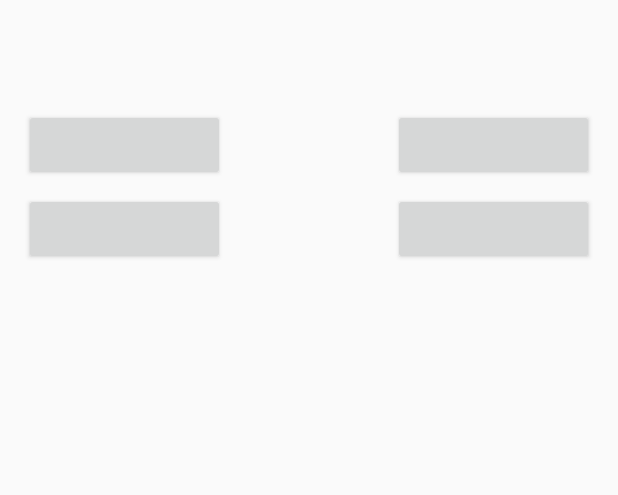
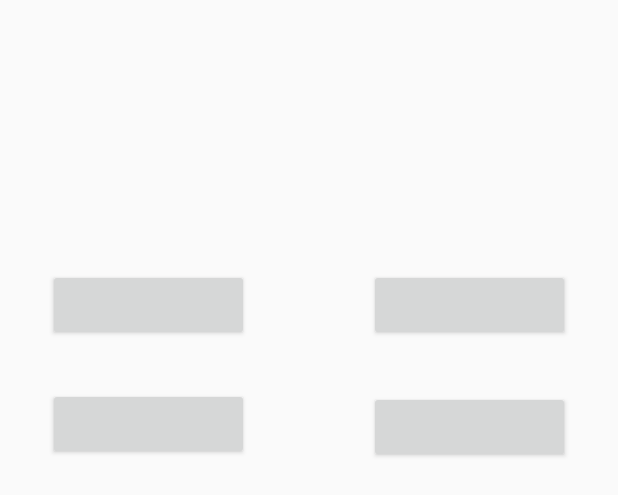
Before and after one commit to gangrave88/TestConstructor, an Android app: the layout test.xml on its own in the app's theme, with its tools: preview values and no code run, on a phone screen of 412 x 824 dp. Shown: the top 495 px of the screen. Run offline under Robolectric (Android 15) with nearby library versions, the phone set to English and light mode, and no system bars.

Commit message:
added BeginTest.class

```diff
--- a/app/src/main/AndroidManifest.xml
+++ b/app/src/main/AndroidManifest.xml
@@ -35,6 +35,11 @@
                 <action android:name="android.intent.action.MAIN"/>
             </intent-filter>
         </activity>
+        <activity android:name=".BeginTest">
+            <intent-filter>
+                <action android:name="android.intent.action.MAIN"/>
+            </intent-filter>
+        </activity>
     </application>
 
 </manifest>
--- /dev/null
+++ b/app/src/main/java/com/gangrave88/testconstructor/BeginTest.java
@@ -0,0 +1,25 @@
+package com.gangrave88.testconstructor;
+
+import android.app.Activity;
+import android.content.Intent;
+import android.os.Bundle;
+
+import butterknife.ButterKnife;
+import io.realm.Realm;
+
+
+public class BeginTest extends Activity {
+    @Override
+    protected void onCreate(Bundle savedInstanceState) {
+        super.onCreate(savedInstanceState);
+
+        setContentView(R.layout.list_new_question);
+
+        ButterKnife.bind(this);
+
+        Realm.init(this);
+
+        Intent intent = getIntent();
+        String name = intent.getStringExtra("name");
+    }
+}
--- a/app/src/main/java/com/gangrave88/testconstructor/ListTests.java
+++ b/app/src/main/java/com/gangrave88/testconstructor/ListTests.java
@@ -1,7 +1,10 @@
 package com.gangrave88.testconstructor;
 
 import android.app.Activity;
+import android.content.Intent;
 import android.os.Bundle;
+import android.view.View;
+import android.widget.AdapterView;
 import android.widget.ListView;
 import android.widget.Toast;
 
@@ -12,6 +15,8 @@ import io.realm.Realm;
 import io.realm.RealmResults;
 
 public class ListTests extends Activity {
+
+    RealmResults<Test> tests;
 
     @BindView(R.id.list_tests_1)
     ListView listTests;
@@ -29,9 +34,21 @@ public class ListTests extends Activity {
 
     private void updateList(){
         Realm realm = Realm.getDefaultInstance();
-        RealmResults<Test> tests = realm.where(Test.class).findAll();
+        tests = realm.where(Test.class).findAll();
         TestAdapterList testAdapterList = new TestAdapterList(this,tests);
         listTests.setAdapter(testAdapterList);
+
+        listTests.setOnItemClickListener(new AdapterView.OnItemClickListener() {
+            @Override
+            public void onItemClick(AdapterView<?> adapterView, View view, int position, long l) {
+                Test test = tests.get(position);
+
+                Intent intent = new Intent(ListTests.this, BeginTest.class);
+                intent.putExtra("name",test.getName());
+                intent.putExtra("diff",test.getDifficult());
+                startActivity(intent);
+            }
+        });
     }
 
 //    @OnItemClick(R.id.list_test)
--- a/app/src/main/java/com/gangrave88/testconstructor/MainActivity.java
+++ b/app/src/main/java/com/gangrave88/testconstructor/MainActivity.java
@@ -3,17 +3,12 @@ package com.gangrave88.testconstructor;
 import android.content.Intent;
 import android.support.v7.app.AppCompatActivity;
 import android.os.Bundle;
-import android.util.Log;
-import android.widget.Button;
 import android.widget.Toast;
-
-import java.io.FileNotFoundException;
 
 import butterknife.ButterKnife;
 import butterknife.OnClick;
 import io.realm.Realm;
 import io.realm.RealmConfiguration;
-import io.realm.RealmQuery;
 import io.realm.RealmResults;
 
 public class MainActivity extends AppCompatActivity {
--- a/app/src/main/res/layout/test.xml
+++ b/app/src/main/res/layout/test.xml
@@ -7,58 +7,67 @@
     android:layout_height="match_parent">
 
     <TextView
-        android:layout_width="368dp"
+        android:layout_width="0dp"
         android:layout_height="wrap_content"
         android:id="@+id/question"
         android:textAlignment="center"
         android:textStyle="normal|bold"
         android:textSize="36sp"
+        tools:layout_constraintTop_creator="1"
+        tools:layout_constraintRight_creator="1"
+        android:layout_marginStart="8dp"
+        android:layout_marginEnd="8dp"
+        app:layout_constraintRight_toRightOf="parent"
         android:layout_marginTop="16dp"
+        tools:layout_constraintLeft_creator="1"
+        app:layout_constraintLeft_toLeftOf="parent"
         app:layout_constraintTop_toTopOf="parent"
-        android:layout_marginStart="16dp"
-        app:layout_constraintLeft_toLeftOf="parent"
-        android:layout_marginLeft="16dp"
-        android:layout_marginEnd="16dp"
-        app:layout_constraintRight_toRightOf="parent"
-        android:layout_marginRight="16dp" />
+        android:layout_marginLeft="8dp"
+        android:layout_marginRight="8dp" />
 
     <Button
         android:layout_width="134dp"
         android:layout_height="wrap_content"
         android:id="@+id/button"
-        android:layout_marginStart="16dp"
+        tools:layout_constraintTop_creator="1"
+        android:layout_marginStart="32dp"
+        android:layout_marginTop="179dp"
+        tools:layout_constraintLeft_creator="1"
         app:layout_constraintLeft_toLeftOf="parent"
-        android:layout_marginLeft="16dp"
-        android:layout_marginTop="8dp"
-        app:layout_constraintTop_toBottomOf="@+id/question" />
+        app:layout_constraintTop_toTopOf="parent"
+        android:layout_marginLeft="32dp" />
 
     <Button
         android:layout_width="134dp"
         android:layout_height="wrap_content"
         android:id="@+id/button2"
-        android:layout_marginEnd="16dp"
+        android:layout_marginTop="179dp"
+        app:layout_constraintTop_toTopOf="parent"
+        android:layout_marginEnd="32dp"
         app:layout_constraintRight_toRightOf="parent"
-        android:layout_marginRight="16dp"
-        android:layout_marginTop="8dp"
-        app:layout_constraintTop_toBottomOf="@+id/question" />
+        android:layout_marginRight="32dp" />
 
     <Button
-        android:layout_width="134dp"
+        android:layout_width="0dp"
         android:layout_height="wrap_content"
         android:id="@+id/button3"
-        android:layout_marginStart="16dp"
-        app:layout_constraintLeft_toLeftOf="parent"
-        android:layout_marginLeft="16dp"
-        android:layout_marginTop="8dp"
-        app:layout_constraintTop_toBottomOf="@+id/button" />
+        tools:layout_constraintTop_creator="1"
+        tools:layout_constraintRight_creator="1"
+        app:layout_constraintRight_toRightOf="@+id/button"
+        android:layout_marginTop="31dp"
+        app:layout_constraintTop_toBottomOf="@+id/button"
+        tools:layout_constraintLeft_creator="1"
+        app:layout_constraintLeft_toLeftOf="@+id/button" />
 
     <Button
-        android:layout_width="134dp"
+        android:layout_width="0dp"
         android:layout_height="wrap_content"
         android:id="@+id/button4"
-        android:layout_marginEnd="16dp"
-        app:layout_constraintRight_toRightOf="parent"
-        android:layout_marginRight="16dp"
-        android:layout_marginTop="8dp"
-        app:layout_constraintTop_toBottomOf="@+id/button2" />
+        tools:layout_constraintTop_creator="1"
+        tools:layout_constraintRight_creator="1"
+        app:layout_constraintRight_toRightOf="@+id/button2"
+        android:layout_marginTop="33dp"
+        app:layout_constraintTop_toBottomOf="@+id/button2"
+        tools:layout_constraintLeft_creator="1"
+        app:layout_constraintLeft_toLeftOf="@+id/button2" />
 </android.support.constraint.ConstraintLayout>
```
